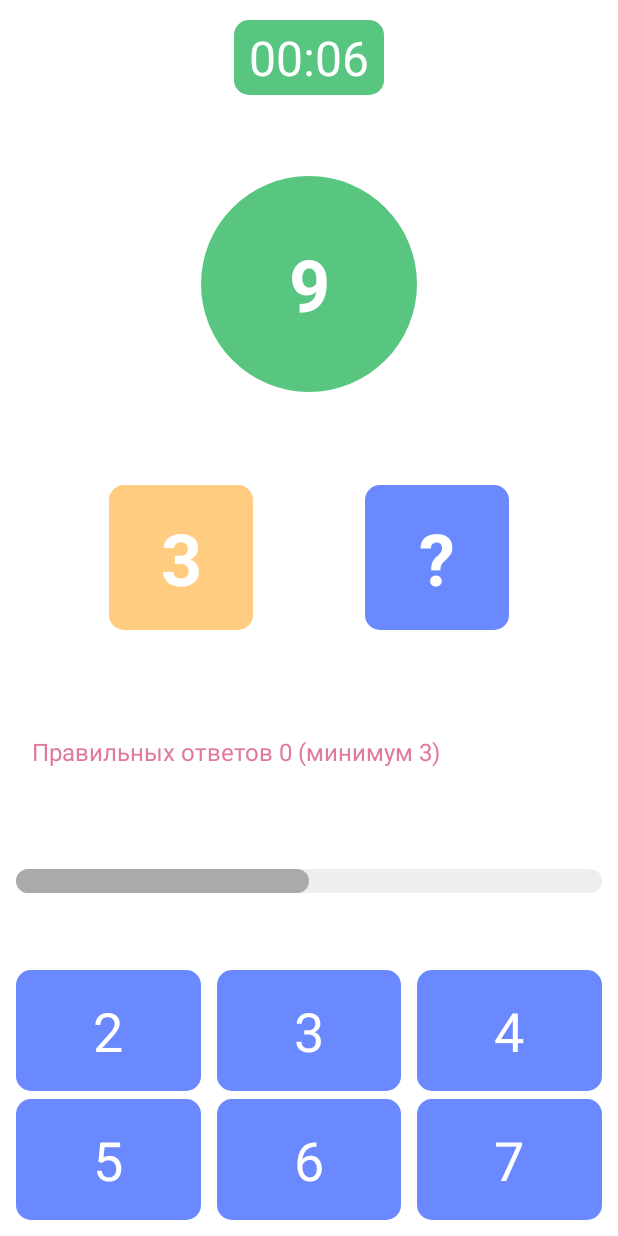
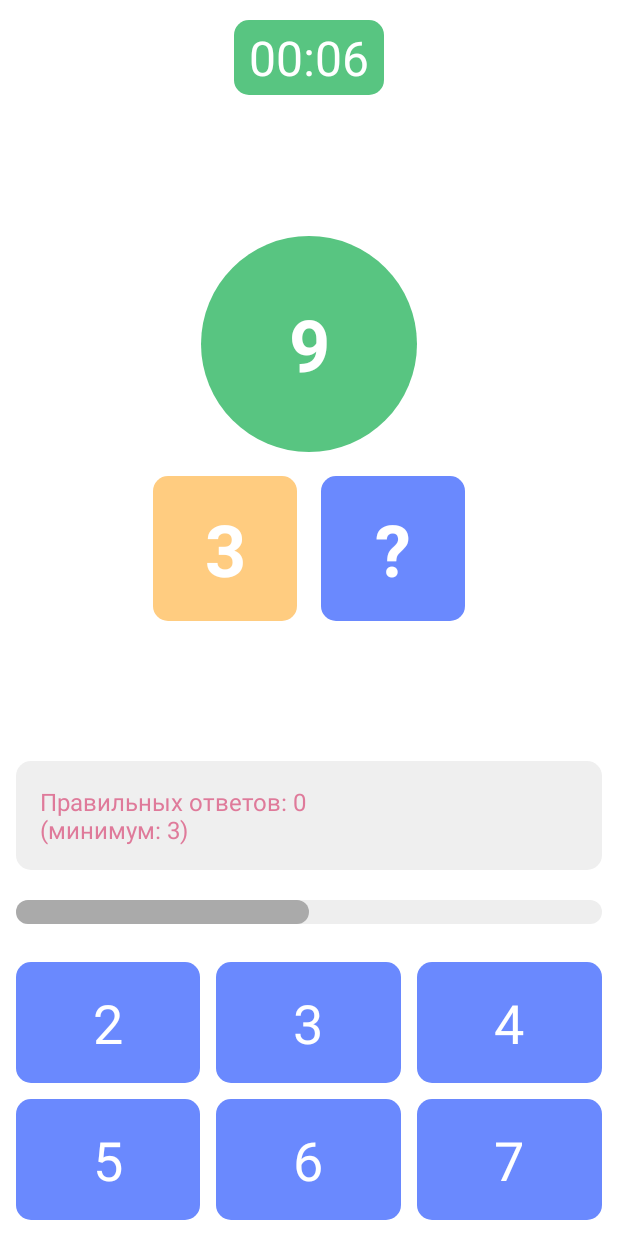
Before and after one commit to AlexPletnyov/Counting-Trainer, an Android app: the ChooseLevelFragment screen opened through its navigation route, after a tap on "ТЕСТОВЫЙ", on a phone screen of 412 x 824 dp. Run offline under Robolectric (Android 15) with nearby library versions, the phone set to English and light mode, and no system bars.

Commit message:
Modify layouts

```diff
--- a/app/src/main/res/layout/fragment_game.xml
+++ b/app/src/main/res/layout/fragment_game.xml
@@ -28,11 +28,21 @@
         android:layout_width="144dp"
         android:layout_height="144dp"
         android:background="@drawable/circle_background"
-        app:layout_constraintBottom_toTopOf="@+id/tv_left_number"
+        app:layout_constraintBottom_toTopOf="@id/linearLayout_1"
         app:layout_constraintEnd_toEndOf="parent"
         app:layout_constraintStart_toStartOf="parent"
         app:layout_constraintTop_toBottomOf="@+id/tv_timer"
+        app:layout_constraintVertical_chainStyle="packed"
         tools:text="4" />
+
+    <LinearLayout
+        android:id="@+id/linearLayout_1"
+        android:layout_width="wrap_content"
+        android:layout_height="wrap_content"
+        app:layout_constraintBottom_toTopOf="@+id/tv_answers_progress"
+        app:layout_constraintEnd_toEndOf="parent"
+        app:layout_constraintStart_toStartOf="parent"
+        app:layout_constraintTop_toBottomOf="@+id/tv_sum">
 
         <TextView
             android:id="@+id/tv_left_number"
@@ -40,11 +50,6 @@
             android:layout_width="96dp"
             android:layout_height="wrap_content"
             android:backgroundTint="@color/yellow"
-        app:layout_constraintBottom_toTopOf="@+id/tv_answers_progress"
-        app:layout_constraintEnd_toStartOf="@+id/tv_question"
-        app:layout_constraintHorizontal_bias="0.5"
-        app:layout_constraintStart_toStartOf="parent"
-        app:layout_constraintTop_toBottomOf="@+id/tv_sum"
             tools:text="2" />
 
         <TextView
@@ -53,24 +58,23 @@
             android:layout_width="96dp"
             android:layout_height="wrap_content"
             android:backgroundTint="@color/blue"
-        android:text="@string/question_mark"
-        app:layout_constraintBottom_toBottomOf="@+id/tv_left_number"
-        app:layout_constraintEnd_toEndOf="parent"
-        app:layout_constraintHorizontal_bias="0.5"
-        app:layout_constraintStart_toEndOf="@+id/tv_left_number"
-        app:layout_constraintTop_toTopOf="@+id/tv_left_number" />
+            android:text="@string/question_mark" />
+    </LinearLayout>
 
     <TextView
         android:id="@+id/tv_answers_progress"
         android:layout_width="match_parent"
         android:layout_height="wrap_content"
-        android:layout_margin="16dp"
+        android:layout_marginStart="5dp"
+        android:layout_marginEnd="5dp"
+        android:layout_marginBottom="20dp"
+        android:background="@drawable/base_background"
+        android:backgroundTint="@color/gray"
+        android:padding="16dp"
         android:text="@string/progress_answers"
         android:textSize="16sp"
         app:layout_constraintBottom_toTopOf="@+id/progress_bar"
-        app:layout_constraintEnd_toEndOf="parent"
-        app:layout_constraintStart_toStartOf="parent"
-        app:layout_constraintTop_toBottomOf="@+id/tv_left_number"
+        tools:layout_editor_absoluteX="26dp"
         tools:textColor="@color/green" />
 
     <ProgressBar
@@ -78,86 +82,77 @@
         style="@style/CustomProgressBar"
         android:layout_width="match_parent"
         android:layout_height="wrap_content"
-        android:layout_margin="5dp"
+        android:layout_marginStart="5dp"
+        android:layout_marginEnd="5dp"
+        android:layout_marginBottom="20dp"
         android:max="100"
         android:theme="@style/CustomProgressBar"
-        app:layout_constraintBottom_toTopOf="@+id/tv_option_1"
-        app:layout_constraintEnd_toEndOf="parent"
-        app:layout_constraintStart_toStartOf="parent"
-        app:layout_constraintTop_toBottomOf="@+id/tv_answers_progress"
+        app:layout_constraintBottom_toTopOf="@+id/tableLayout"
         tools:progress="30"
         tools:progressTint="@color/pink"
         tools:secondaryProgress="70" />
+
+    <TableLayout
+        android:id="@+id/tableLayout"
+        android:layout_width="match_parent"
+        android:layout_height="wrap_content"
+        app:layout_constraintBottom_toBottomOf="parent"
+        tools:layout_editor_absoluteX="10dp">
+
+        <TableRow
+            android:id="@+id/tableRow3"
+            android:layout_width="match_parent"
+            android:layout_height="match_parent">
 
             <TextView
                 android:id="@+id/tv_option_1"
                 style="@style/OptionTextStyle"
                 android:layout_width="0dp"
-        android:layout_height="wrap_content"
-        app:layout_constraintBottom_toTopOf="@+id/tv_option_4"
-        app:layout_constraintEnd_toStartOf="@+id/tv_option_2"
-        app:layout_constraintHorizontal_bias="0.5"
-        app:layout_constraintStart_toStartOf="parent"
+                android:layout_weight="1"
                 tools:text="1" />
 
             <TextView
                 android:id="@+id/tv_option_2"
                 style="@style/OptionTextStyle"
                 android:layout_width="0dp"
-        android:layout_height="wrap_content"
-        app:layout_constraintBottom_toTopOf="@+id/tv_option_5"
-        app:layout_constraintEnd_toStartOf="@+id/tv_option_3"
-        app:layout_constraintHorizontal_bias="0.5"
-        app:layout_constraintStart_toEndOf="@+id/tv_option_1"
-        app:layout_constraintVertical_chainStyle="spread"
+                android:layout_weight="1"
                 tools:text="2" />
 
             <TextView
                 android:id="@+id/tv_option_3"
                 style="@style/OptionTextStyle"
                 android:layout_width="0dp"
-        android:layout_height="wrap_content"
-        app:layout_constraintBottom_toTopOf="@+id/tv_option_6"
-        app:layout_constraintEnd_toEndOf="parent"
-        app:layout_constraintHorizontal_bias="0.5"
-        app:layout_constraintStart_toEndOf="@+id/tv_option_2"
-        app:layout_constraintVertical_chainStyle="spread"
+                android:layout_weight="1"
                 tools:text="3" />
+        </TableRow>
+
+        <TableRow
+            android:id="@+id/tableRow_2"
+            android:layout_width="match_parent"
+            android:layout_height="match_parent">
 
             <TextView
                 android:id="@+id/tv_option_4"
                 style="@style/OptionTextStyle"
                 android:layout_width="0dp"
-        android:layout_height="wrap_content"
-        app:layout_constraintBottom_toBottomOf="parent"
-        app:layout_constraintEnd_toStartOf="@+id/tv_option_5"
-        app:layout_constraintHorizontal_bias="0.5"
-        app:layout_constraintStart_toStartOf="parent"
-        app:layout_constraintVertical_chainStyle="spread"
+                android:layout_weight="1"
                 tools:text="4" />
 
             <TextView
                 android:id="@+id/tv_option_5"
                 style="@style/OptionTextStyle"
                 android:layout_width="0dp"
-        android:layout_height="wrap_content"
-        app:layout_constraintBottom_toBottomOf="parent"
-        app:layout_constraintEnd_toStartOf="@+id/tv_option_6"
-        app:layout_constraintHorizontal_bias="0.5"
-        app:layout_constraintStart_toEndOf="@+id/tv_option_4"
-        app:layout_constraintVertical_chainStyle="spread"
+                android:layout_weight="1"
                 tools:text="5" />
 
             <TextView
                 android:id="@+id/tv_option_6"
                 style="@style/OptionTextStyle"
                 android:layout_width="0dp"
-        android:layout_height="wrap_content"
-        app:layout_constraintBottom_toBottomOf="parent"
-        app:layout_constraintEnd_toEndOf="parent"
-        app:layout_constraintHorizontal_bias="0.5"
-        app:layout_constraintStart_toEndOf="@+id/tv_option_5"
-        app:layout_constraintVertical_chainStyle="spread"
+                android:layout_weight="1"
                 tools:text="6" />
+        </TableRow>
+    </TableLayout>
+
 
 </androidx.constraintlayout.widget.ConstraintLayout>
--- a/app/src/main/res/navigation/main_navigation.xml
+++ b/app/src/main/res/navigation/main_navigation.xml
@@ -9,7 +9,7 @@
         android:id="@+id/welcomeFragment"
         android:name="com.alexpletnyov.counting_trainer.presentation.WelcomeFragment"
         android:label="fragment_welcome"
-        tools:layout="@layout/fragment_welcome" >
+        tools:layout="@layout/fragment_welcome">
         <action
             android:id="@+id/action_welcomeFragment_to_chooseLevelFragment"
             app:destination="@id/chooseLevelFragment"
@@ -22,7 +22,7 @@
         android:id="@+id/chooseLevelFragment"
         android:name="com.alexpletnyov.counting_trainer.presentation.ChooseLevelFragment"
         android:label="fragment_choose_level"
-        tools:layout="@layout/fragment_choose_level" >
+        tools:layout="@layout/fragment_choose_level">
         <action
             android:id="@+id/action_chooseLevelFragment_to_gameFragment"
             app:destination="@id/gameFragment"
@@ -35,12 +35,12 @@
         android:id="@+id/gameFragment"
         android:name="com.alexpletnyov.counting_trainer.presentation.GameFragment"
         android:label="fragment_game"
-        tools:layout="@layout/fragment_game" >
+        tools:layout="@layout/fragment_game">
         <action
             android:id="@+id/action_gameFragment_to_gameFinishedFragment"
             app:destination="@id/gameFinishedFragment"
-            app:enterAnim="@anim/nav_default_enter_anim"
-            app:exitAnim="@anim/nav_default_exit_anim"
+            app:enterAnim="@anim/push_left_in"
+            app:exitAnim="@anim/push_left_out"
             app:popEnterAnim="@anim/push_right_in"
             app:popExitAnim="@anim/push_right_out"
             app:popUpTo="@id/gameFragment"
@@ -53,7 +53,7 @@
         android:id="@+id/gameFinishedFragment"
         android:name="com.alexpletnyov.counting_trainer.presentation.GameFinishedFragment"
         android:label="fragment_game_finished"
-        tools:layout="@layout/fragment_game_finished" >
+        tools:layout="@layout/fragment_game_finished">
         <argument
             android:name="gameResult"
             app:argType="com.alexpletnyov.counting_trainer.domain.entity.GameResult" />
--- a/app/src/main/res/values/styles.xml
+++ b/app/src/main/res/values/styles.xml
@@ -32,9 +32,6 @@
     <style name="BaseTextStyle">
         <item name="android:textColor">@color/gray_700</item>
         <item name="android:textSize">16sp</item>
-        <item name="android:background">@drawable/base_background</item>
-        <item name="android:padding">15dp</item>
-        <item name="backgroundTint">@color/gray</item>
     </style>
 
     <style name="BaseButtonStyle">
```
Also changed, not shown: app/src/main/res/layout/fragment_choose_level.xml (+5 -12 lines), app/src/main/res/layout/fragment_game_finished.xml (+41 -36 lines), app/src/main/res/layout/fragment_welcome.xml (+5 -3 lines), app/src/main/res/values/strings.xml (+7 -7 lines), app/src/main/res/drawable/ic_sad.png, app/src/main/res/drawable/ic_win.png. Lines whose indentation alone changed are shown as unchanged.
